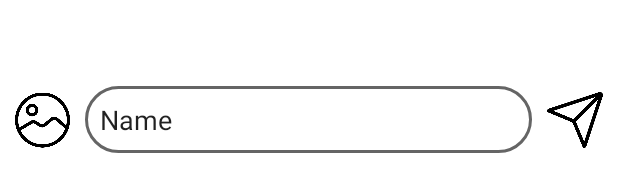
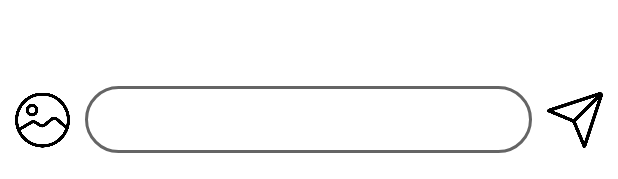
Before and after one commit to OpenMindVv/FindingIdealTypeApp, an Android app: the layout activity_chat_room.xml on its own in the app's theme, with its tools: preview values and no code run, on a phone screen of 412 x 824 dp. Shown: the part 1054-1233 px from the top of the screen. Run offline under Robolectric (Android 15) with nearby library versions, the phone set to English and light mode, and no system bars.

Commit message:
[ADD] 채팅방에 대화 상자 추가

```diff
--- a/app/src/main/AndroidManifest.xml
+++ b/app/src/main/AndroidManifest.xml
@@ -14,7 +14,7 @@
         android:theme="@style/Theme.FindingIdealTypeApp"
         tools:targetApi="31">
         <activity
-            android:name=".chatting.MainActivity"
+            android:name=".chatting.ChatList"
             android:exported="true">
             <intent-filter>
                 <action android:name="android.intent.action.MAIN" />
@@ -22,7 +22,8 @@
                 <category android:name="android.intent.category.LAUNCHER" />
             </intent-filter>
         </activity>
-        <activity android:name=".chatting.chatting.ChatRoomActivity" />
+        <activity android:name=".chatting.chatting.ChatRoomActivity"
+            android:parentActivityName=".chatting.ChatList"/>
     </application>
 
 </manifest>
--- a/app/src/main/java/com/example/findingidealtypeapp/chatting/Adapter.java
+++ b/app/src/main/java/com/example/findingidealtypeapp/chatting/Adapter.java
@@ -53,7 +53,6 @@ public class Adapter extends RecyclerView.Adapter<RecyclerView.ViewHolder> {
         viewHolder.setOnViewHolderItemClickListener(new OnViewHolderItemClickListener() {
             @Override
             public void onViewHolderItemClick() {
-                Log.v("테테테테테ㅔ텥", "성공이야!");
                 Intent intent = new Intent(context, ChatRoomActivity.class);
                 intent.addFlags(Intent.FLAG_ACTIVITY_NEW_TASK);
                 context.startActivity(intent);
--- a/app/src/main/java/com/example/findingidealtypeapp/chatting/MainActivity.java
+++ b/app/src/main/java/com/example/findingidealtypeapp/chatting/ChatList.java
@@ -8,7 +8,7 @@ import android.os.Bundle;
 
 import com.example.findingidealtypeapp.R;
 
-public class MainActivity extends AppCompatActivity {
+public class ChatList extends AppCompatActivity {
 
     @Override
     protected void onCreate(Bundle savedInstanceState) {
--- a/app/src/main/res/layout/activity_chat_room.xml
+++ b/app/src/main/res/layout/activity_chat_room.xml
@@ -58,23 +58,11 @@
     </LinearLayout>
 
     <androidx.recyclerview.widget.RecyclerView
+        android:id="@+id/recyclerview_chat_data"
         android:layout_width="match_parent"
         android:layout_height="0dp"
         android:layout_weight="8"
         app:layoutManager="androidx.recyclerview.widget.LinearLayoutManager">
-
-        <!--<TextView
-            android:layout_width="wrap_content"
-            android:layout_height="wrap_content"
-            android:gravity="center"
-            android:text="2022년 8월 13일"
-            android:textColor="@color/black"
-            android:layout_gravity="center"
-            android:layout_marginVertical="15dp"
-            android:paddingVertical="10dp"
-            android:paddingHorizontal="20dp"
-            android:background="@drawable/bg_date"/>-->
-
     </androidx.recyclerview.widget.RecyclerView>
 
     <LinearLayout
@@ -96,15 +84,15 @@
             android:layout_marginHorizontal="10dp"/>
 
         <EditText
-            android:id="@+id/editTextTextPersonName"
+            android:id="@+id/editText_input"
             android:layout_width="0dp"
             android:layout_height="wrap_content"
-            android:inputType="textPersonName"
-            android:text="Name"
             android:layout_gravity="center"
             android:layout_weight="8"
             android:background="@drawable/bg_chat_input"
-            android:padding="10dp"/>
+            android:paddingVertical="10dp"
+            android:paddingHorizontal="15dp"
+            android:inputType="textNoSuggestions|textVisiblePassword"/>
 
         <ImageButton
             android:id="@+id/btn_send"
```
Also changed, not shown: app/src/main/java/com/example/findingidealtypeapp/chatting/chatting/Adapter.java (added, +82 -0 lines), app/src/main/java/com/example/findingidealtypeapp/chatting/chatting/ChatRoomActivity.java (+57 -0 lines), app/src/main/java/com/example/findingidealtypeapp/chatting/chatting/ChattingData.java (added, +32 -0 lines).
